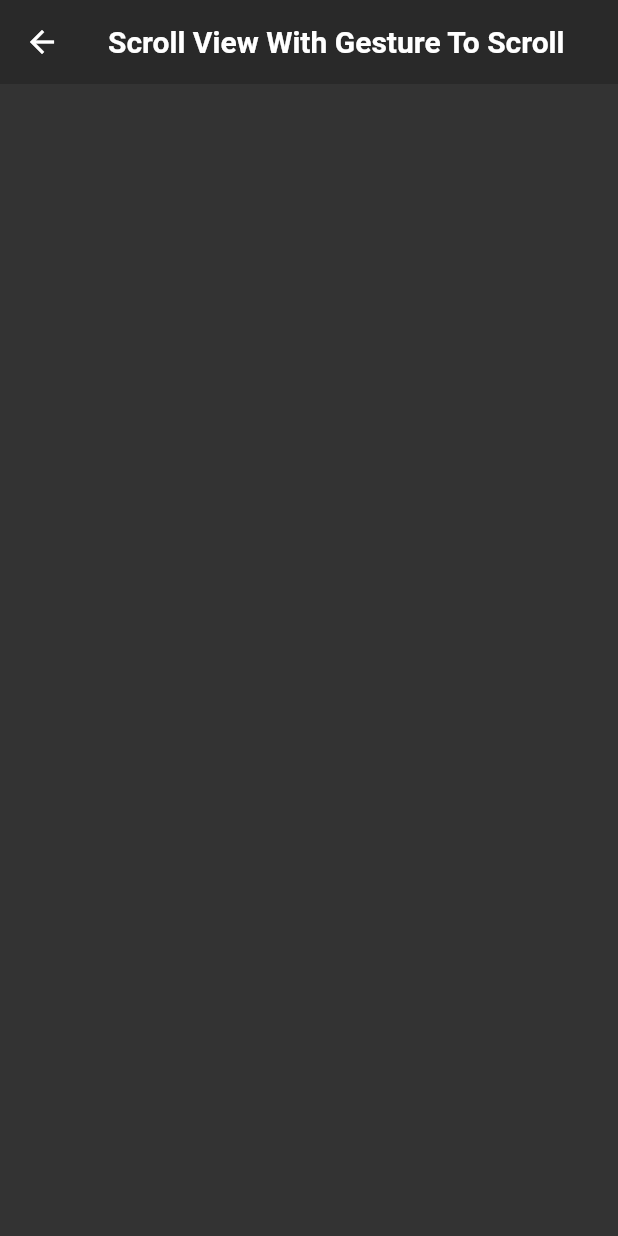
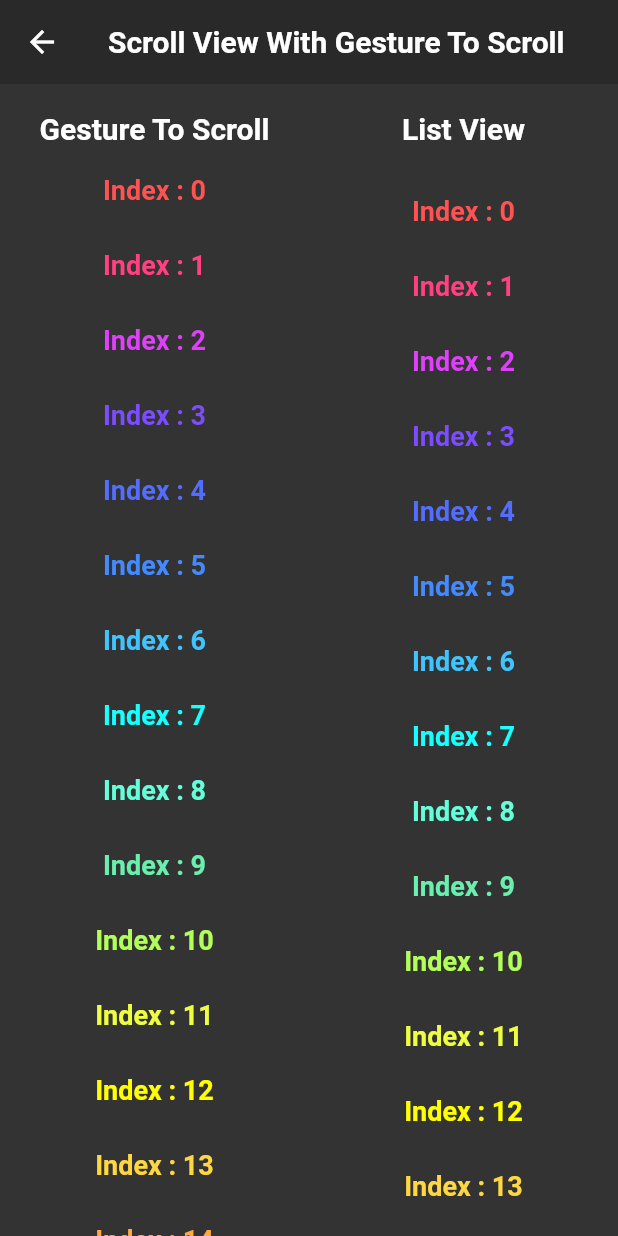
Before and after one commit to boglbbogl/flutter_velog_sample, a Flutter app: the ScrollViewWithGestureToScrollScreen screen opened by its route, on a phone screen of 412 x 824 dp. Run offline on Flutter 3.47's test engine with Material 2 defaults, Android fonts, the phone set to English and light mode, and no system bars; our stand-ins replace bloc, equatable, flutter_bloc, flutter_mobx, flutter_riverpod, get and 1 more; generated files the repository leaves out were written again; statements that could not run were skipped.

Commit message:
create scroll view gesture to scroll

```diff
--- a/lib/scroll_view/scroll_view_with_gesture_to_scroll_screen.dart
+++ b/lib/scroll_view/scroll_view_with_gesture_to_scroll_screen.dart
@@ -1,15 +1,114 @@
+import 'dart:ui';
+
 import 'package:flutter/material.dart';
-import 'package:flutter/src/widgets/container.dart';
-import 'package:flutter/src/widgets/framework.dart';
 import 'package:flutter_velog_sample/_core/app_bar.dart';
+import 'package:flutter_velog_sample/scroll_view/scroll_view_gesture_getx.dart';
+import 'package:get/get.dart';
+import 'package:get/get_state_manager/get_state_manager.dart';
 
 class ScrollViewWithGestureToScrollScreen extends StatelessWidget {
   const ScrollViewWithGestureToScrollScreen({super.key});
 
   @override
   Widget build(BuildContext context) {
+    ScrollViewGestureGetx _controller = Get.put(ScrollViewGestureGetx());
     return Scaffold(
       appBar: appBar(title: 'Scroll View With Gesture To Scroll'),
+      body: Column(
+        children: [
+          SizedBox(
+            height: 60,
+            width: MediaQuery.of(context).size.width,
+            child: Wrap(
+              children: [
+                _tab(context: context, title: 'Gesture To Scroll'),
+                _tab(context: context, title: 'List View'),
+              ],
+            ),
+          ),
+          Expanded(
+            child: Stack(
+              children: [
+                Positioned(
+                  right: 0,
+                  child: Container(
+                    color: Colors.transparent,
+                    width: MediaQuery.of(context).size.width / 2,
+                    height: MediaQuery.of(context).size.height,
+                    child: ListView.builder(
+                        itemCount: 1000,
+                        itemBuilder: ((context, index) {
+                          return SizedBox(
+                            height: 50,
+                            child: Center(
+                              child: Text(
+                                "Index : $index",
+                                style: TextStyle(
+                                    fontWeight: FontWeight.bold,
+                                    fontSize: 18,
+                                    color: Colors.accents[index % 15]),
+                              ),
+                            ),
+                          );
+                        })),
+                  ),
+                ),
+                Obx(() => Positioned(
+                      top: -_controller.topPosition.value,
+                      child: GestureDetector(
+                        onVerticalDragStart: (details) =>
+                            _controller.dragStarted(details),
+                        onVerticalDragUpdate: (details) => _controller
+                            .dragUpdated(details: details, min: 0, max: 50000),
+                        onVerticalDragEnd: (details) => _controller.dragEnded(
+                            details: details, min: 0, max: 50000),
+                        child: Container(
+                          color: Colors.transparent,
+                          width: MediaQuery.of(context).size.width / 2,
+                          child: SingleChildScrollView(
+                            physics: const NeverScrollableScrollPhysics(),
+                            child: Column(
+                              children: [
+                                ...List.generate(
+                                    1000,
+                                    (index) => SizedBox(
+                                          height: 50,
+                                          child: Text(
+                                            "Index : $index",
+                                            style: TextStyle(
+                                                fontWeight: FontWeight.bold,
+                                                fontSize: 18,
+                                                color:
+                                                    Colors.accents[index % 15]),
+                                          ),
+                                        ))
+                              ],
+                            ),
+                          ),
+                        ),
+                      ),
+                    )),
+              ],
+            ),
+          ),
+        ],
+      ),
+    );
+  }
+
+  SizedBox _tab({
+    required BuildContext context,
+    required String title,
+  }) {
+    return SizedBox(
+      width: MediaQuery.of(context).size.width / 2,
+      height: 60,
+      child: Center(
+          child: Text(
+        title,
+        style: TextStyle(
+            color: Colors.white, fontWeight: FontWeight.bold, fontSize: 20),
+      )),
     );
   }
 }
```
Also changed, not shown: lib/scroll_view/scroll_view_gesture_getx.dart (added, +74 -0 lines).
